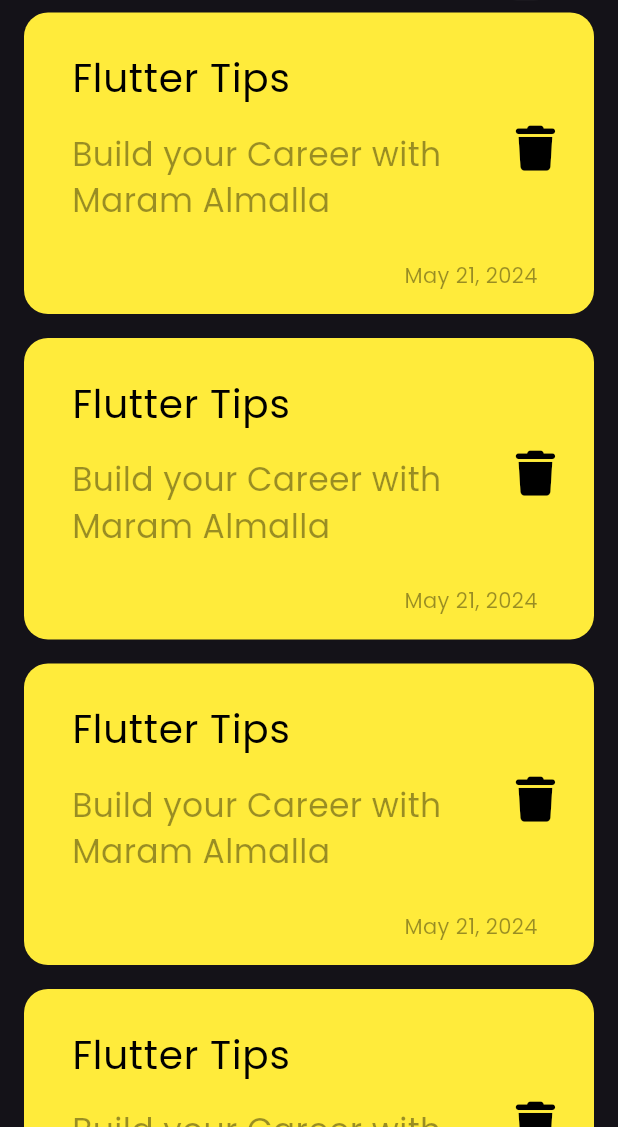
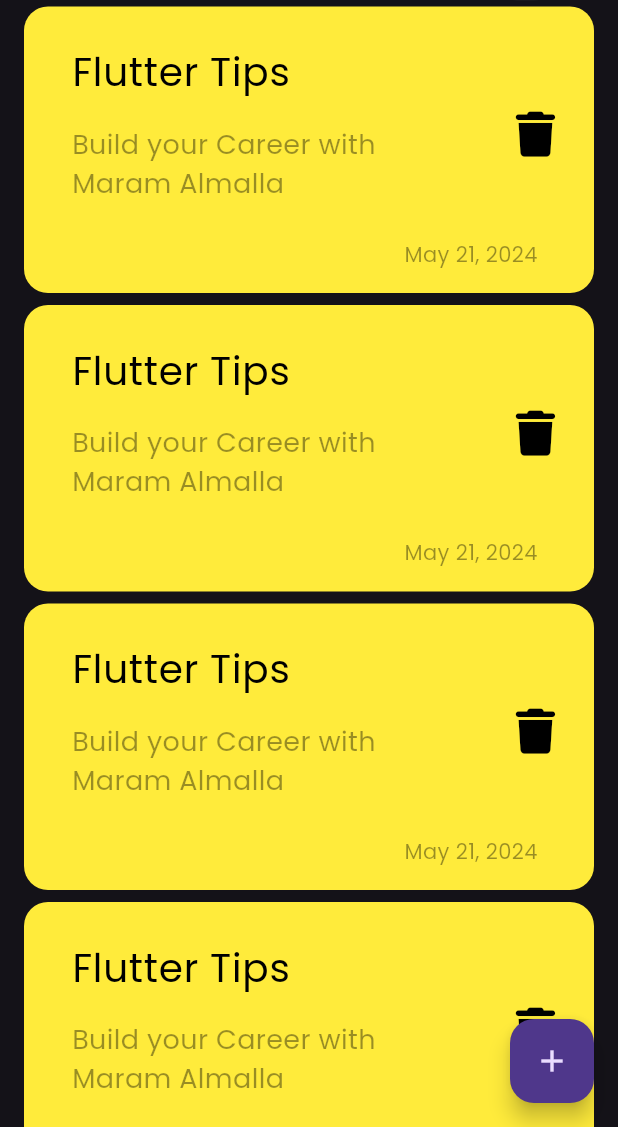
Before and after one commit to maramAlmalla/notes_app, a Flutter app: the screen it shows after launch, on a phone screen of 412 x 824 dp, the part 109-1236 px from its top. Run offline on Flutter 3.47's test engine with Material 3 defaults, Android fonts, the phone set to English and light mode, and no system bars; our stand-ins replace font_awesome_flutter.

Commit message:
add floating action button

```diff
--- a/lib/view/notes_view.dart
+++ b/lib/view/notes_view.dart
@@ -7,6 +7,10 @@ class NotesView extends StatelessWidget {
   @override
   Widget build(BuildContext context) {
     return Scaffold(
+      floatingActionButton: FloatingActionButton(
+        onPressed: () {},
+        child: const Icon(Icons.add),
+      ),
       body: NotesViewBody(),
     );
   }
--- a/lib/view/wedgits/notes_item.dart
+++ b/lib/view/wedgits/notes_item.dart
@@ -27,7 +27,7 @@ class NotesItem extends StatelessWidget {
               child: Text(
                 'Build your Career with   Maram Almalla',
                 style: TextStyle(
-                    color: Colors.black.withOpacity(.4), fontSize: 22),
+                    color: Colors.black.withOpacity(.4), fontSize: 18),
               ),
             ),
             trailing: Icon(
--- a/lib/view/wedgits/notes_view_body.dart
+++ b/lib/view/wedgits/notes_view_body.dart
@@ -30,7 +30,7 @@ class NotesListView extends StatelessWidget {
   Widget build(BuildContext context) {
     return ListView.builder(itemBuilder: (context, index) {
       return const Padding(
-        padding: EdgeInsets.symmetric(vertical: 8),
+        padding: EdgeInsets.symmetric(vertical: 4),
         child: NotesItem(),
       );
     });
```
